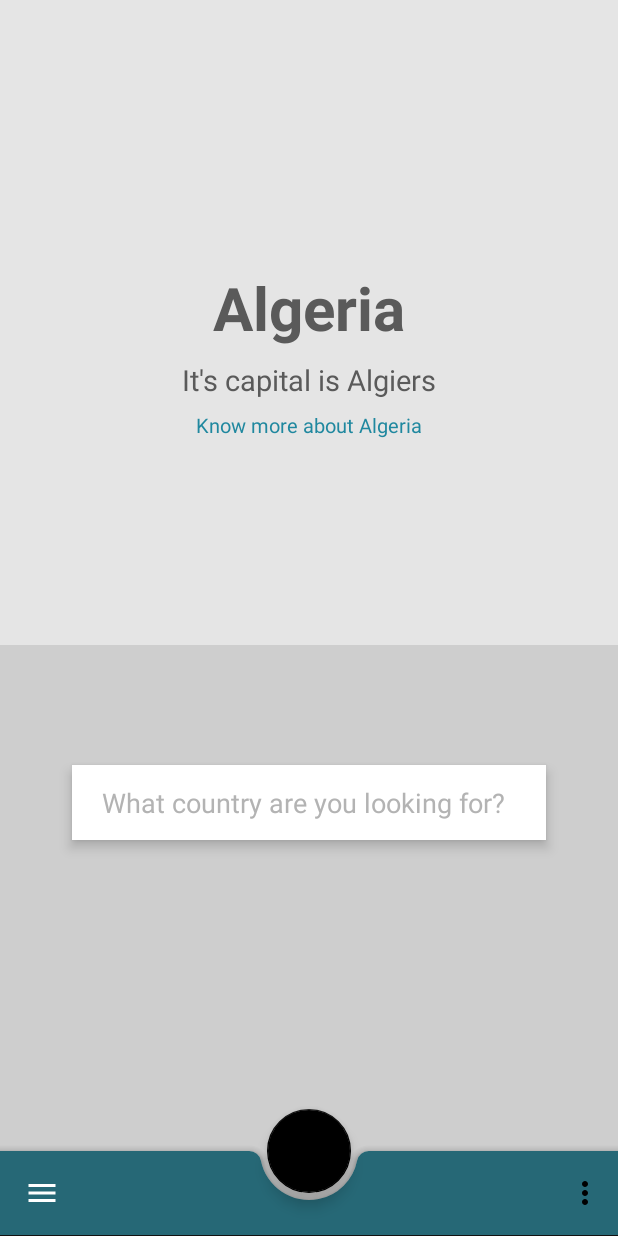
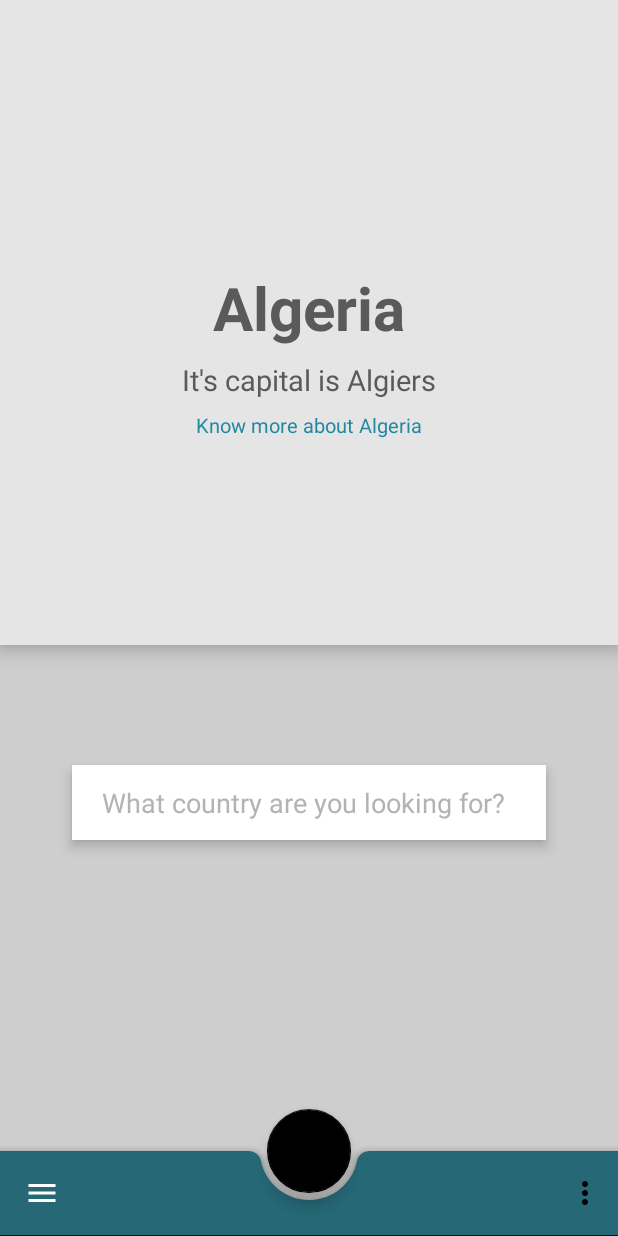
Before and after one commit to Ukejee/CountryPedia, an Android app: the screen it shows after launch (MainActivity), on a phone screen of 412 x 824 dp. Run offline under Robolectric (Android 15) with nearby library versions, the phone set to English and light mode, and no system bars; our stand-ins replace Room's generated code, data binding; 6 statements that could not run were skipped.

```diff
--- a/app/src/main/res/layout/fragment_search.xml
+++ b/app/src/main/res/layout/fragment_search.xml
@@ -23,6 +23,7 @@
                 android:layout_width="match_parent"
                 android:layout_height="0dp"
                 android:layout_weight="1.4"
+                android:elevation="7dp"
                 android:background="#e5e5e5"
                 android:orientation="vertical">
 
```
